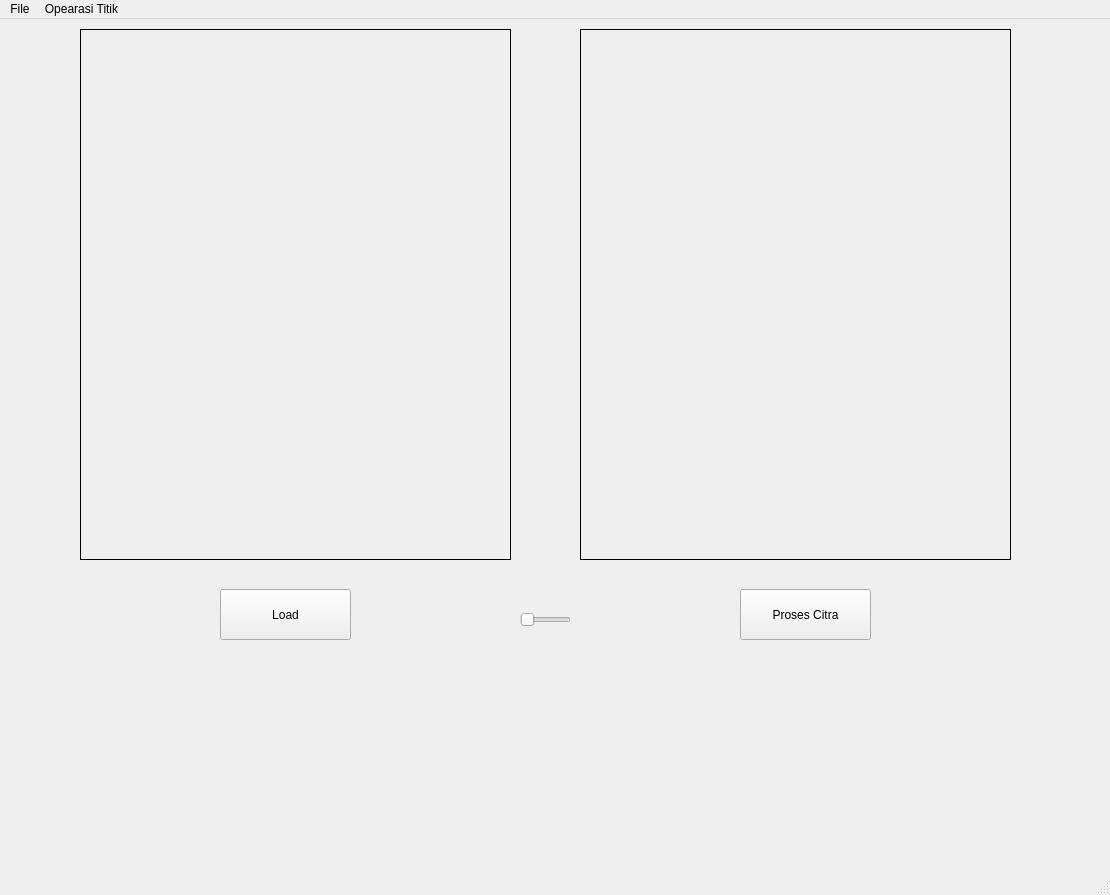
The window that p1/A6/A6.ui (Rhyred/My_PraK_PCD) describes before a commit, drawn with Qt 5.
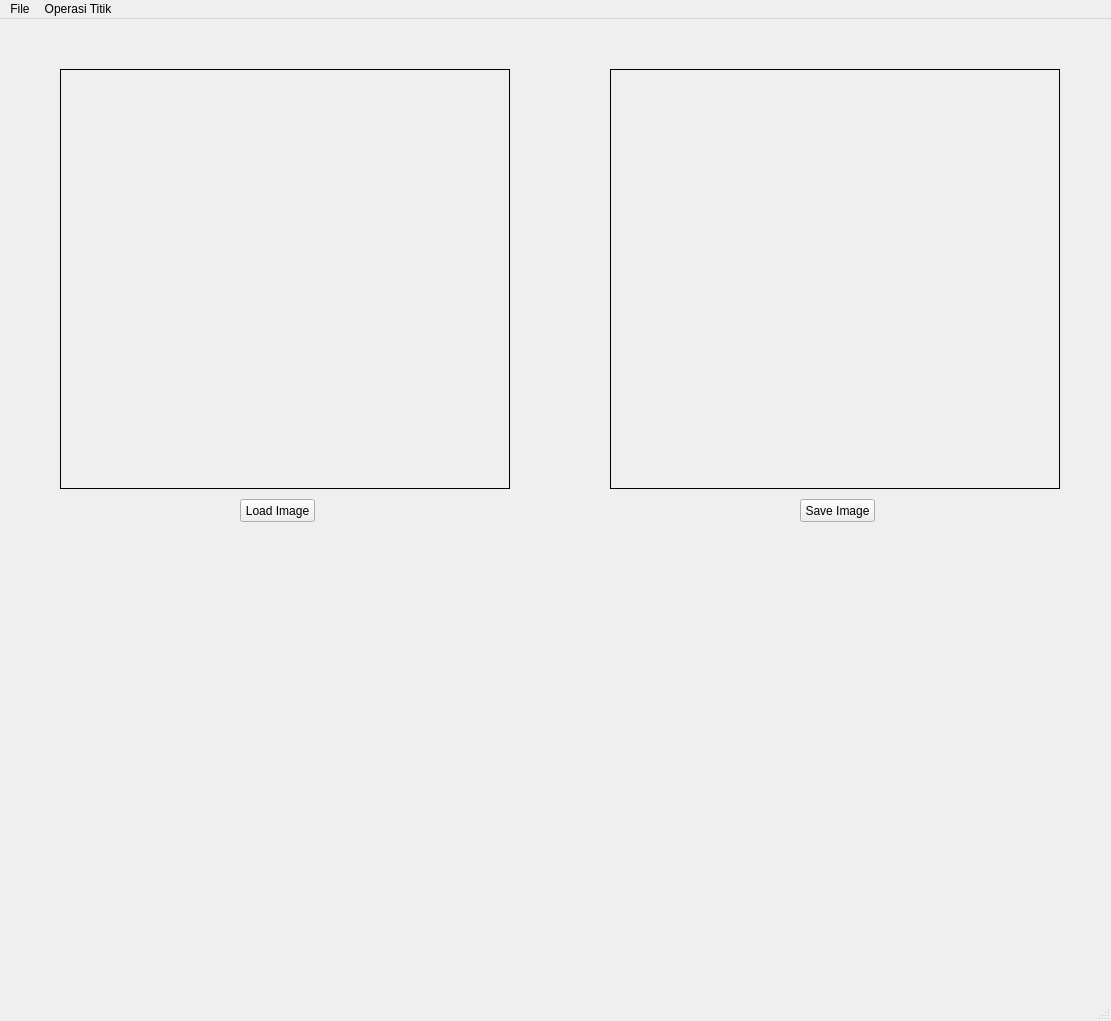
The same window after the commit.

Patch:
```diff
--- a/p1/A6/A6.ui
+++ b/p1/A6/A6.ui
@@ -6,8 +6,8 @@
    <rect>
     <x>0</x>
     <y>0</y>
-    <width>1110</width>
-    <height>895</height>
+    <width>1111</width>
+    <height>1021</height>
    </rect>
   </property>
   <property name="windowTitle">
@@ -17,23 +17,23 @@
    <widget class="QPushButton" name="pushButton">
     <property name="geometry">
      <rect>
-      <x>220</x>
-      <y>570</y>
-      <width>131</width>
-      <height>51</height>
+      <x>240</x>
+      <y>480</y>
+      <width>75</width>
+      <height>23</height>
      </rect>
     </property>
     <property name="text">
-     <string>Load</string>
+     <string>Load Image</string>
     </property>
    </widget>
    <widget class="QLabel" name="label">
     <property name="geometry">
      <rect>
-      <x>80</x>
-      <y>10</y>
-      <width>431</width>
-      <height>531</height>
+      <x>60</x>
+      <y>50</y>
+      <width>450</width>
+      <height>420</height>
      </rect>
     </property>
     <property name="frameShape">
@@ -46,10 +46,10 @@
    <widget class="QLabel" name="label_2">
     <property name="geometry">
      <rect>
-      <x>580</x>
-      <y>10</y>
-      <width>431</width>
-      <height>531</height>
+      <x>610</x>
+      <y>50</y>
+      <width>450</width>
+      <height>420</height>
      </rect>
     </property>
     <property name="frameShape">
@@ -62,30 +62,14 @@
    <widget class="QPushButton" name="prosesCitra">
     <property name="geometry">
      <rect>
-      <x>740</x>
-      <y>570</y>
-      <width>131</width>
-      <height>51</height>
+      <x>800</x>
+      <y>480</y>
+      <width>75</width>
+      <height>23</height>
      </rect>
     </property>
     <property name="text">
-     <string>Proses Citra</string>
-    </property>
-   </widget>
-   <widget class="QSlider" name="sliderBrightness">
-    <property name="geometry">
-     <rect>
-      <x>520</x>
-      <y>590</y>
-      <width>51</width>
-      <height>22</height>
-     </rect>
-    </property>
-    <property name="maximum">
-     <number>100</number>
-    </property>
-    <property name="orientation">
-     <enum>Qt::Horizontal</enum>
+     <string>Save Image</string>
     </property>
    </widget>
   </widget>
@@ -94,11 +78,11 @@
     <rect>
      <x>0</x>
      <y>0</y>
-     <width>1110</width>
-     <height>26</height>
+     <width>1111</width>
+     <height>21</height>
     </rect>
    </property>
-   <widget class="QMenu" name="actionFile">
+   <widget class="QMenu" name="menuFile">
     <property name="title">
      <string>File</string>
     </property>
@@ -108,7 +92,7 @@
    </widget>
    <widget class="QMenu" name="menuOperasi_Titik">
     <property name="title">
-     <string>Opearasi Titik</string>
+     <string>Operasi Titik</string>
     </property>
     <addaction name="actionGrayscale"/>
     <addaction name="actionOperasi_Kecerahan"/>
@@ -116,7 +100,7 @@
     <addaction name="actionContrast_Stretching"/>
     <addaction name="actionNegative"/>
    </widget>
-   <addaction name="actionFile"/>
+   <addaction name="menuFile"/>
    <addaction name="menuOperasi_Titik"/>
   </widget>
   <widget class="QStatusBar" name="statusbar"/>
```
Left out of the diff: 45 changed lines with no effect on the pictures.
